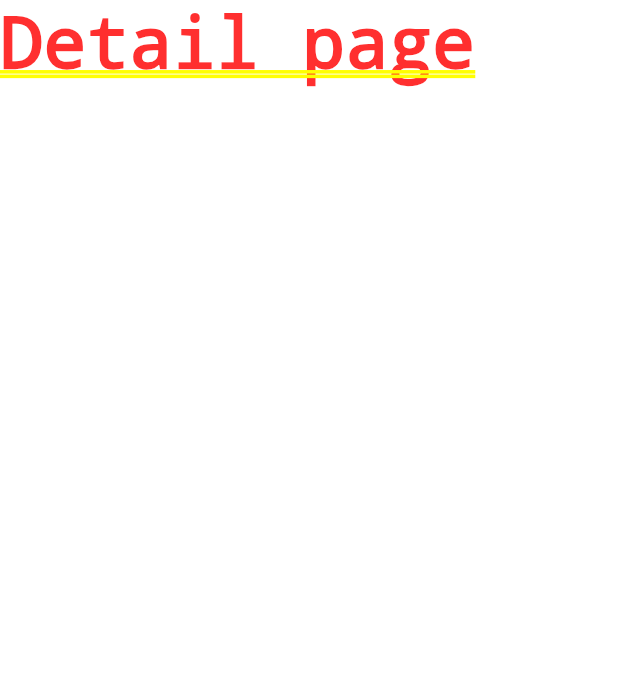
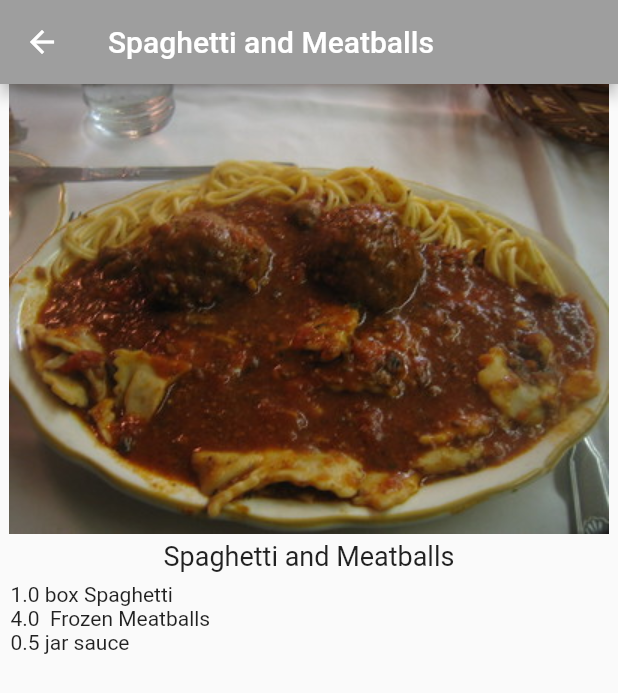
Before and after one commit to lmw4051/Recipe, a Flutter app: the screen it shows after launch, after a tap on "Spaghetti and Meatballs", on a phone screen of 412 x 824 dp. Shown: the top 693 px of the screen. Run offline on Flutter 3.47's test engine with Material 2 defaults, Android fonts, the phone set to English and light mode, and no system bars.

Commit message:
feat: add recipe detail

```diff
--- a/recipe/lib/main.dart
+++ b/recipe/lib/main.dart
@@ -1,5 +1,6 @@
 import 'package:flutter/material.dart';
 import 'recipe.dart';
+import 'recipe_detail.dart';
 
 void main() {
   runApp(const RecipeApp());
@@ -75,7 +76,7 @@ class _MyHomePageState extends State<MyHomePage> {
                   MaterialPageRoute(
                     builder: (context) {
                       // TODO: Replace return with return RecipeDetail()
-                      return Text('Detail page');
+                      return RecipeDetail(recipe: Recipe.samples[index]);
                     },
                   ),
                 );
--- a/recipe/lib/recipe.dart
+++ b/recipe/lib/recipe.dart
@@ -1,11 +1,14 @@
 class Recipe {
   String label;
   String imageUrl;
-  // TODO: Add servings and ingredients here
+  int servings;
+  List<Ingredient> ingredients;
 
   Recipe(
     this.label,
     this.imageUrl,
+    this.servings,
+    this.ingredients,
   );
 
   // TODO: Add List<Recipe> here
@@ -13,28 +16,136 @@ class Recipe {
     Recipe(
       'Spaghetti and Meatballs',
       'assets/2126711929_ef763de2b3_w.jpg',
+      4,
+      [
+        Ingredient(
+          1,
+          'box',
+          'Spaghetti',
+        ),
+        Ingredient(
+          4,
+          '',
+          'Frozen Meatballs',
+        ),
+        Ingredient(
+          0.5,
+          'jar',
+          'sauce',
+        ),
+      ],
     ),
     Recipe(
       'Tomato Soup',
       'assets/27729023535_a57606c1be.jpg',
+      2,
+      [
+        Ingredient(
+          1,
+          'can',
+          'Tomato Soup',
+        ),
+      ],
     ),
     Recipe(
       'Grilled Cheese',
       'assets/3187380632_5056654a19_b.jpg',
+      1,
+      [
+        Ingredient(
+          2,
+          'slices',
+          'Cheese',
+        ),
+        Ingredient(
+          2,
+          'slices',
+          'Bread',
+        ),
+      ],
     ),
     Recipe(
       'Chocolate Chip Cookies',
       'assets/15992102771_b92f4cc00a_b.jpg',
+      24,
+      [
+        Ingredient(
+          4,
+          'cups',
+          'flour',
+        ),
+        Ingredient(
+          2,
+          'cups',
+          'sugar',
+        ),
+        Ingredient(
+          0.5,
+          'cups',
+          'chocolate chips',
+        ),
+      ],
     ),
     Recipe(
       'Taco Salad',
       'assets/8533381643_a31a99e8a6_c.jpg',
+      1,
+      [
+        Ingredient(
+          4,
+          'oz',
+          'nachos',
+        ),
+        Ingredient(
+          3,
+          'oz',
+          'taco meat',
+        ),
+        Ingredient(
+          0.5,
+          'cup',
+          'cheese',
+        ),
+        Ingredient(
+          0.25,
+          'cup',
+          'chopped tomatoes',
+        ),
+      ],
     ),
     Recipe(
       'Hawaiian Pizza',
       'assets/15452035777_294cefced5_c.jpg',
+      4,
+      [
+        Ingredient(
+          1,
+          'item',
+          'pizza',
+        ),
+        Ingredient(
+          1,
+          'cup',
+          'pineapple',
+        ),
+        Ingredient(
+          8,
+          'oz',
+          'ham',
+        ),
+      ],
     ),
   ];
 }
 
-// TODO: Add Ingredient() here
+class Ingredient {
+  double quantity;
+  String measure;
+  String name;
+
+  Ingredient(
+    this.quantity,
+    this.measure,
+    this.name,
+  );
+}
--- /dev/null
+++ b/recipe/lib/recipe_detail.dart
@@ -0,0 +1,64 @@
+import 'package:flutter/material.dart';
+import 'recipe.dart';
+
+class RecipeDetail extends StatefulWidget {
+  final Recipe recipe;
+
+  const RecipeDetail({
+    Key? key,
+    required this.recipe,
+  }) : super(key: key);
+
+  @override
+  State<RecipeDetail> createState() {
+    return _RecipeDetailState();
+  }
+}
+
+class _RecipeDetailState extends State<RecipeDetail> {
+  // TODO: Add _sliderVal here
+  @override
+  Widget build(BuildContext context) {
+    return Scaffold(
+      appBar: AppBar(
+        title: Text(
+          widget.recipe.label,
+        ),
+      ),
+      body: SafeArea(
+        child: Column(
+          children: <Widget>[
+            SizedBox(
+              height: 300,
+              width: double.infinity,
+              child: Image(
+                image: AssetImage(widget.recipe.imageUrl),
+              ),
+            ),
+            const SizedBox(
+              height: 4,
+            ),
+            Text(
+              widget.recipe.label,
+              style: const TextStyle(fontSize: 18),
+            ),
+            // TODO: Add Expanded
+            Expanded(
+              child: ListView.builder(
+                padding: const EdgeInsets.all(7.0),
+                itemCount: widget.recipe.ingredients.length,
+                itemBuilder: (BuildContext context, int index) {
+                  final ingredient = widget.recipe.ingredients[index];
+                  // TODO: Add ingredient.quantity
+                  return Text(
+                      '${ingredient.quantity} ${ingredient.measure} ${ingredient.name}');
+                },
+              ),
+            )
+            // TODO: Add Slider() here
+          ],
+        ),
+      ),
+    );
+  }
+}
```
Also changed, not shown: 1 other file.
